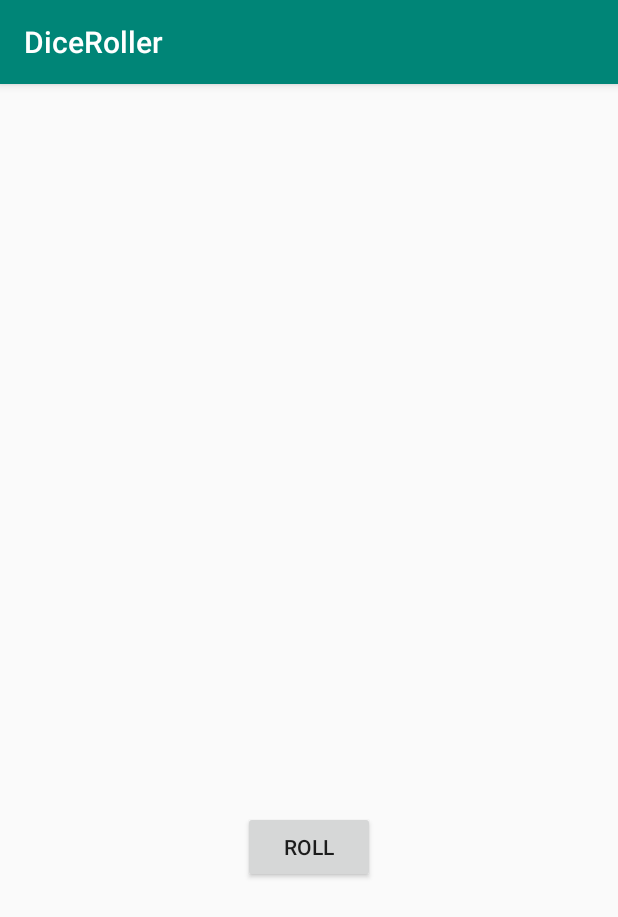
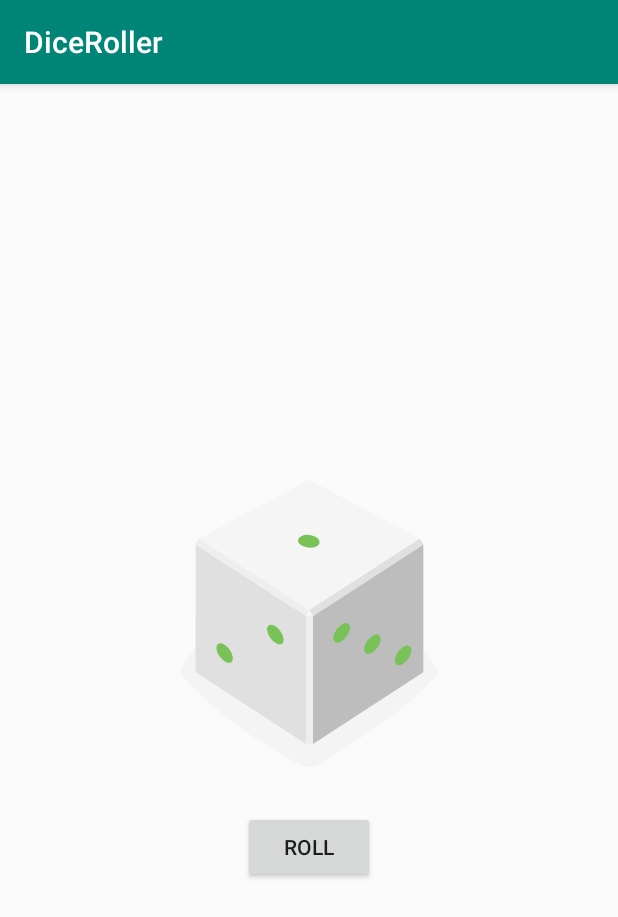
Before and after one commit to multiversetheorie/DiceRoller, an Android app: the screen it shows after launch (MainActivity), on a phone screen of 412 x 824 dp. Shown: the top 917 px of the screen. Run offline under Robolectric (Android 15) with nearby library versions, the phone set to English and light mode, and no system bars.

Commit message:
Changed starting dice image.

```diff
--- a/app/src/main/res/layout/activity_main.xml
+++ b/app/src/main/res/layout/activity_main.xml
@@ -12,7 +12,7 @@
             android:layout_width="wrap_content"
             android:layout_height="wrap_content"
             android:layout_gravity="center_horizontal"
-            android:src="@drawable/empty_dice"
+            android:src="@drawable/dice_1"
     />
 
     <Button
```
